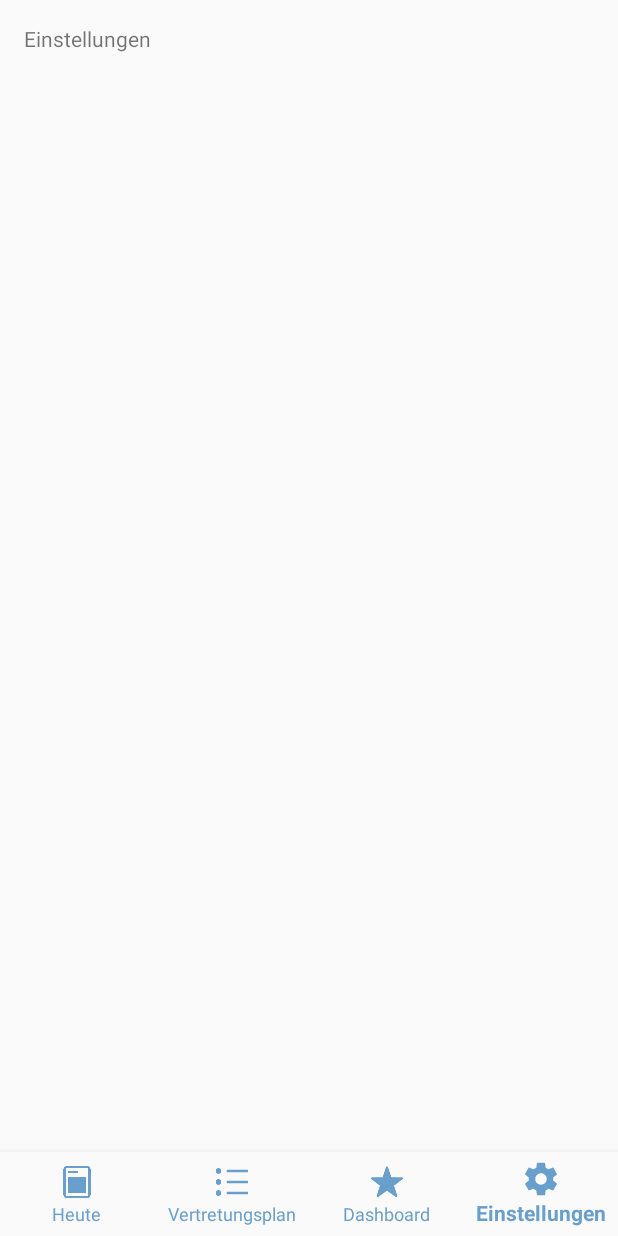
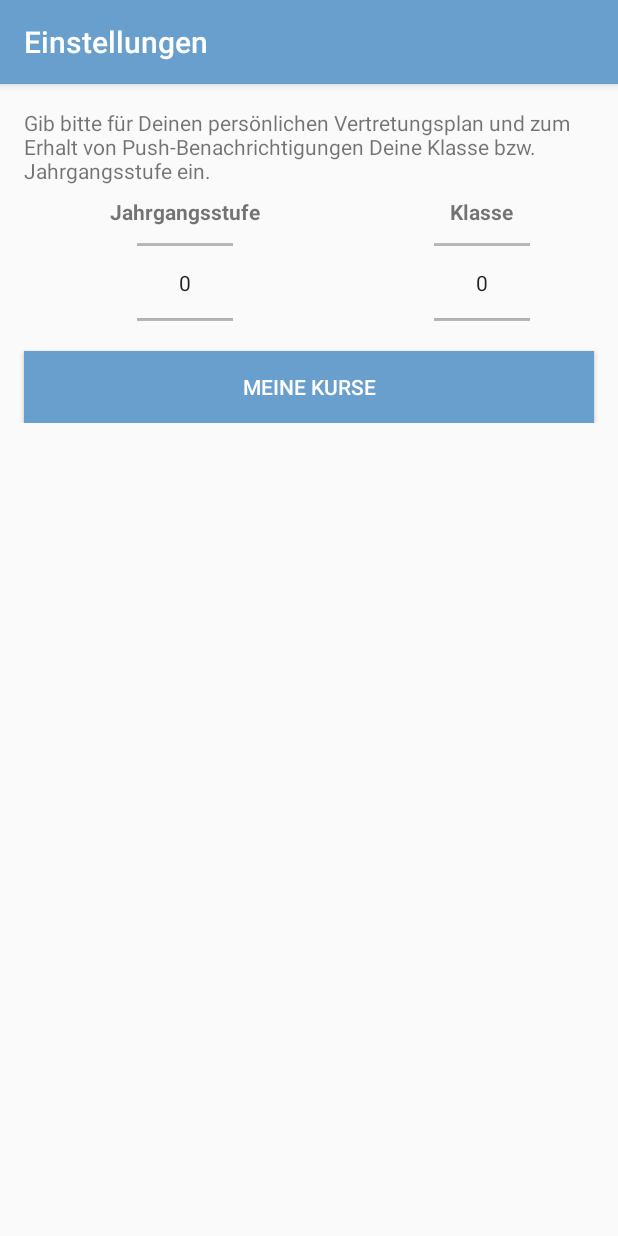
Before and after one commit to michael-mosler/Pius-App-for-Android, an Android app: the screen it shows after launch (MainActivity before the commit, SettingsActivity after it), item 4 of the bottom bar chosen, on a phone screen of 412 x 824 dp. Run offline under Robolectric (Android 15) with nearby library versions, the phone set to English and light mode, and no system bars.

```diff
--- a/app/src/main/AndroidManifest.xml
+++ b/app/src/main/AndroidManifest.xml
@@ -9,6 +9,7 @@
         android:roundIcon="@mipmap/ic_launcher_round"
         android:supportsRtl="true"
         android:theme="@style/AppTheme">
+        <activity android:name=".SettingsActivity"></activity>
         <activity
             android:name=".MainActivity"
             android:label="@string/app_name">
--- a/app/src/main/java/com/example/pius_app_for_android/MainActivity.java
+++ b/app/src/main/java/com/example/pius_app_for_android/MainActivity.java
@@ -6,6 +6,7 @@ import android.support.design.widget.BottomNavigationView;
 import android.support.v7.app.AppCompatActivity;
 import android.view.MenuItem;
 import android.widget.TextView;
+import android.content.Intent;
 
 public class MainActivity extends AppCompatActivity {
 
@@ -27,8 +28,10 @@ public class MainActivity extends AppCompatActivity {
                     mTextMessage.setText(R.string.title_dashboard);
                     return true;
                 case R.id.navigation_settings:
-                    mTextMessage.setText(R.string.title_settings);
-                    return true;
+                    //mTextMessage.setText(R.string.title_settings);
+                    Intent a = new Intent(MainActivity.this, SettingsActivity.class);
+                    startActivity(a);
+                    return false;
             }
             return false;
         }
@@ -39,8 +42,10 @@ public class MainActivity extends AppCompatActivity {
         super.onCreate(savedInstanceState);
         setContentView(R.layout.activity_main);
 
-        mTextMessage = (TextView) findViewById(R.id.message);
-        BottomNavigationView navigation = (BottomNavigationView) findViewById(R.id.navigation);
+        setTitle("Heute");
+
+        mTextMessage = findViewById(R.id.message);
+        BottomNavigationView navigation = findViewById(R.id.navigation);
         navigation.setOnNavigationItemSelectedListener(mOnNavigationItemSelectedListener);
     }
 
--- /dev/null
+++ b/app/src/main/java/com/example/pius_app_for_android/SettingsActivity.java
@@ -0,0 +1,15 @@
+package com.example.pius_app_for_android;
+
+import android.support.v7.app.AppCompatActivity;
+import android.os.Bundle;
+
+public class SettingsActivity extends AppCompatActivity {
+
+    @Override
+    protected void onCreate(Bundle savedInstanceState) {
+        super.onCreate(savedInstanceState);
+        setContentView(R.layout.activity_settings);
+
+        setTitle("Einstellungen");
+    }
+}
--- /dev/null
+++ b/app/src/main/res/layout/activity_settings.xml
@@ -0,0 +1,107 @@
+<?xml version="1.0" encoding="utf-8"?>
+<android.support.constraint.ConstraintLayout xmlns:android="http://schemas.android.com/apk/res/android"
+    xmlns:app="http://schemas.android.com/apk/res-auto"
+    xmlns:tools="http://schemas.android.com/tools"
+    android:layout_width="match_parent"
+    android:layout_height="match_parent"
+    tools:context=".SettingsActivity">
+
+    <ScrollView
+        android:layout_width="match_parent"
+        android:layout_height="match_parent">
+
+        <LinearLayout
+            android:layout_width="match_parent"
+            android:layout_height="wrap_content"
+            android:orientation="vertical" >
+
+            <TextView
+                android:id="@+id/textView2"
+                android:layout_width="wrap_content"
+                android:layout_height="wrap_content"
+                android:layout_marginStart="16dp"
+                android:layout_marginTop="16dp"
+                android:layout_marginEnd="16dp"
+                android:text="@string/label_add_grade_and_courses"
+                app:layout_constraintEnd_toEndOf="parent"
+                app:layout_constraintStart_toStartOf="parent"
+                app:layout_constraintTop_toTopOf="parent" />
+
+            <LinearLayout
+                android:id="@+id/linearLayout"
+                android:layout_width="395dp"
+                android:layout_height="wrap_content"
+                android:layout_marginStart="16dp"
+                android:layout_marginTop="8dp"
+                android:layout_marginEnd="16dp"
+                android:gravity="center_horizontal"
+                android:orientation="horizontal"
+                app:layout_constraintEnd_toEndOf="parent"
+                app:layout_constraintStart_toStartOf="parent"
+                app:layout_constraintTop_toBottomOf="@+id/textView2"
+                android:baselineAligned="false">
+
+                <LinearLayout
+                    android:layout_width="wrap_content"
+                    android:layout_height="match_parent"
+                    android:layout_weight=".5"
+                    android:gravity="center_horizontal"
+                    android:orientation="vertical">
+
+                    <TextView
+                        android:id="@+id/textView4"
+                        android:layout_width="wrap_content"
+                        android:layout_height="wrap_content"
+                        android:text="Jahrgangsstufe"
+                        android:textStyle="bold" />
+
+                    <NumberPicker
+                        android:id="@+id/gradePicker"
+                        android:layout_width="64dp"
+                        android:layout_height="75dp"
+                        app:layout_constraintStart_toStartOf="parent"
+                        app:layout_constraintTop_toBottomOf="@+id/textView4" />
+                </LinearLayout>
+
+                <LinearLayout
+                    android:layout_width="wrap_content"
+                    android:layout_height="wrap_content"
+                    android:layout_weight=".5"
+                    android:gravity="center_horizontal"
+                    android:orientation="vertical">
+
+                    <TextView
+                        android:id="@+id/textView5"
+                        android:layout_width="wrap_content"
+                        android:layout_height="wrap_content"
+                        android:text="Klasse"
+                        android:textStyle="bold" />
+
+                    <NumberPicker
+                        android:id="@+id/classPicker"
+                        android:layout_width="64dp"
+                        android:layout_height="75dp"
+                        app:layout_constraintStart_toStartOf="parent"
+                        app:layout_constraintTop_toBottomOf="@+id/textView5" />
+
+                </LinearLayout>
+            </LinearLayout>
+
+            <Button
+                android:id="@+id/button"
+                android:layout_width="match_parent"
+                android:layout_height="wrap_content"
+                android:layout_marginStart="16dp"
+                android:layout_marginTop="8dp"
+                android:layout_marginEnd="16dp"
+                android:background="@color/colorPiusBlue"
+                android:text="Meine Kurse"
+                android:textColor="@android:color/white"
+                app:layout_constraintEnd_toEndOf="parent"
+                app:layout_constraintStart_toStartOf="parent"
+                app:layout_constraintTop_toBottomOf="@+id/linearLayout" />
+
+        </LinearLayout>
+    </ScrollView>
+
+</android.support.constraint.ConstraintLayout>
--- a/app/src/main/res/values/strings.xml
+++ b/app/src/main/res/values/strings.xml
@@ -4,4 +4,5 @@
     <string name="title_substitution_schedule">Vertretungsplan</string>
     <string name="title_dashboard">Dashboard</string>
     <string name="title_settings">Einstellungen</string>
+    <string name="label_add_grade_and_courses">Gib bitte für Deinen persönlichen Vertretungsplan und zum Erhalt von Push-Benachrichtigungen Deine Klasse bzw. Jahrgangsstufe ein.</string>
 </resources>
--- a/app/src/main/res/values/styles.xml
+++ b/app/src/main/res/values/styles.xml
@@ -3,7 +3,7 @@
     <!-- Base application theme. -->
     <style name="AppTheme" parent="Theme.AppCompat.Light.DarkActionBar">
         <!-- Customize your theme here. -->
-        <item name="windowNoTitle">true</item>
+        <item name="windowNoTitle">false</item>
         <item name="android:windowNoTitle">true</item>
 
         <!-- Colors -->
```
